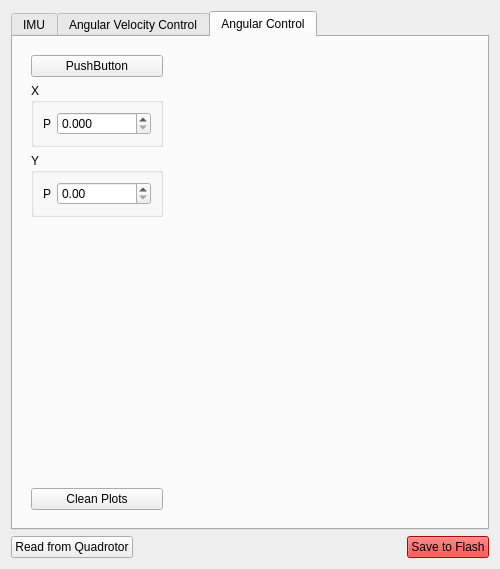
Old version of the form qDebug/configquadrotor.ui in the repository lcasassa/Quadrotor-UTFSM.
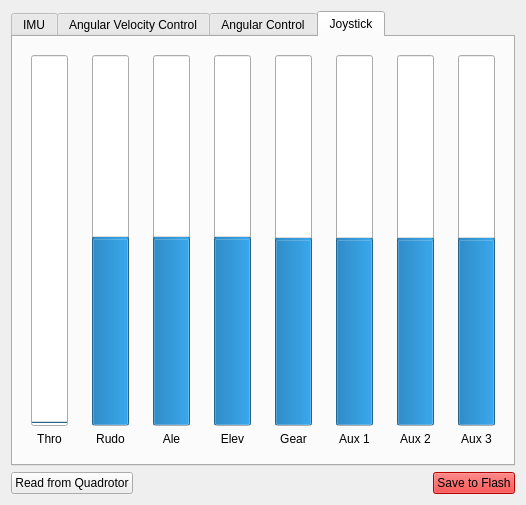
New version of the form. Custom widgets are drawn as their Qt base class.

```diff
--- a/qDebug/configquadrotor.ui
+++ b/qDebug/configquadrotor.ui
@@ -6,8 +6,8 @@
    <rect>
     <x>0</x>
     <y>0</y>
-    <width>496</width>
-    <height>569</height>
+    <width>522</width>
+    <height>505</height>
    </rect>
   </property>
   <property name="windowTitle">
@@ -29,7 +29,7 @@
       </size>
      </property>
      <property name="currentIndex">
-      <number>2</number>
+      <number>3</number>
      </property>
      <widget class="QWidget" name="imu">
       <attribute name="title">
@@ -701,6 +701,434 @@
        </item>
       </layout>
      </widget>
+     <widget class="QWidget" name="tab_2">
+      <attribute name="title">
+       <string>Joystick</string>
+      </attribute>
+      <layout class="QHBoxLayout" name="horizontalLayout_5">
+       <item>
+        <widget class="QWidget" name="widget_10" native="true">
+         <property name="minimumSize">
+          <size>
+           <width>55</width>
+           <height>0</height>
+          </size>
+         </property>
+         <layout class="QVBoxLayout" name="verticalLayout_8">
+          <item>
+           <widget class="QProgressBar" name="progressBar_thro">
+            <property name="sizePolicy">
+             <sizepolicy hsizetype="Expanding" vsizetype="Expanding">
+              <horstretch>0</horstretch>
+              <verstretch>0</verstretch>
+             </sizepolicy>
+            </property>
+            <property name="maximum">
+             <number>2400</number>
+            </property>
+            <property name="value">
+             <number>0</number>
+            </property>
+            <property name="orientation">
+             <enum>Qt::Vertical</enum>
+            </property>
+            <property name="invertedAppearance">
+             <bool>false</bool>
+            </property>
+            <property name="format">
+             <string>%v</string>
+            </property>
+           </widget>
+          </item>
+          <item>
+           <widget class="QLabel" name="label_6">
+            <property name="text">
+             <string>Thro</string>
+            </property>
+            <property name="alignment">
+             <set>Qt::AlignCenter</set>
+            </property>
+           </widget>
+          </item>
+         </layout>
+        </widget>
+       </item>
+       <item>
+        <widget class="QWidget" name="widget_12" native="true">
+         <property name="minimumSize">
+          <size>
+           <width>55</width>
+           <height>0</height>
+          </size>
+         </property>
+         <layout class="QVBoxLayout" name="verticalLayout_9">
+          <item>
+           <widget class="QProgressBar" name="progressBar_rudo">
+            <property name="sizePolicy">
+             <sizepolicy hsizetype="Expanding" vsizetype="Expanding">
+              <horstretch>0</horstretch>
+              <verstretch>0</verstretch>
+             </sizepolicy>
+            </property>
+            <property name="minimum">
+             <number>-1200</number>
+            </property>
+            <property name="maximum">
+             <number>1200</number>
+            </property>
+            <property name="value">
+             <number>0</number>
+            </property>
+            <property name="orientation">
+             <enum>Qt::Vertical</enum>
+            </property>
+            <property name="invertedAppearance">
+             <bool>false</bool>
+            </property>
+            <property name="textDirection">
+             <enum>QProgressBar::BottomToTop</enum>
+            </property>
+            <property name="format">
+             <string>%v</string>
+            </property>
+           </widget>
+          </item>
+          <item>
+           <widget class="QLabel" name="label_14">
+            <property name="text">
+             <string>Rudo</string>
+            </property>
+            <property name="alignment">
+             <set>Qt::AlignCenter</set>
+            </property>
+           </widget>
+          </item>
+         </layout>
+        </widget>
+       </item>
+       <item>
+        <widget class="QWidget" name="widget_13" native="true">
+         <property name="minimumSize">
+          <size>
+           <width>55</width>
+           <height>0</height>
+          </size>
+         </property>
+         <layout class="QVBoxLayout" name="verticalLayout_10">
+          <item>
+           <widget class="QProgressBar" name="progressBar_ale">
+            <property name="sizePolicy">
+             <sizepolicy hsizetype="Expanding" vsizetype="Expanding">
+              <horstretch>0</horstretch>
+              <verstretch>0</verstretch>
+             </sizepolicy>
+            </property>
+            <property name="minimumSize">
+             <size>
+              <width>0</width>
+              <height>0</height>
+             </size>
+            </property>
+            <property name="minimum">
+             <number>-1200</number>
+            </property>
+            <property name="maximum">
+             <number>1200</number>
+            </property>
+            <property name="value">
+             <number>0</number>
+            </property>
+            <property name="orientation">
+             <enum>Qt::Vertical</enum>
+            </property>
+            <property name="invertedAppearance">
+             <bool>false</bool>
+            </property>
+            <property name="textDirection">
+             <enum>QProgressBar::BottomToTop</enum>
+            </property>
+            <property name="format">
+             <string>%v</string>
+            </property>
+           </widget>
+          </item>
+          <item>
+           <widget class="QLabel" name="label_18">
+            <property name="text">
+             <string>Ale</string>
+            </property>
+            <property name="alignment">
+             <set>Qt::AlignCenter</set>
+            </property>
+           </widget>
+          </item>
+         </layout>
+        </widget>
+       </item>
+       <item>
+        <widget class="QWidget" name="widget_14" native="true">
+         <property name="minimumSize">
+          <size>
+           <width>55</width>
+           <height>0</height>
+          </size>
+         </property>
+         <layout class="QVBoxLayout" name="verticalLayout_11">
+          <item>
+           <widget class="QProgressBar" name="progressBar_elev">
+            <property name="sizePolicy">
+             <sizepolicy hsizetype="Expanding" vsizetype="Expanding">
+              <horstretch>0</horstretch>
+              <verstretch>0</verstretch>
+             </sizepolicy>
+            </property>
+            <property name="minimum">
+             <number>-1200</number>
+            </property>
+            <property name="maximum">
+             <number>1200</number>
+            </property>
+            <property name="value">
+             <number>0</number>
+            </property>
+            <property name="orientation">
+             <enum>Qt::Vertical</enum>
+            </property>
+            <property name="invertedAppearance">
+             <bool>false</bool>
+            </property>
+            <property name="format">
+             <string>%v</string>
+            </property>
+           </widget>
+          </item>
+          <item>
+           <widget class="QLabel" name="label_19">
+            <property name="text">
+             <string>Elev</string>
+            </property>
+            <property name="alignment">
+             <set>Qt::AlignCenter</set>
+            </property>
+           </widget>
+          </item>
+         </layout>
+        </widget>
+       </item>
+       <item>
+        <widget class="QWidget" name="widget_15" native="true">
+         <property name="minimumSize">
+          <size>
+           <width>55</width>
+           <height>0</height>
+          </size>
+         </property>
+         <layout class="QVBoxLayout" name="verticalLayout_12">
+          <item>
+           <widget class="QProgressBar" name="progressBar_gear">
+            <property name="sizePolicy">
+             <sizepolicy hsizetype="Expanding" vsizetype="Expanding">
+              <horstretch>0</horstretch>
+              <verstretch>0</verstretch>
+             </sizepolicy>
+            </property>
+            <property name="minimum">
+             <number>-1200</number>
+            </property>
+            <property name="maximum">
+             <number>1210</number>
+            </property>
+            <property name="value">
+             <number>0</number>
+            </property>
+            <property name="orientation">
+             <enum>Qt::Vertical</enum>
+            </property>
+            <property name="invertedAppearance">
+             <bool>false</bool>
+            </property>
+            <property name="format">
+             <string>%v</string>
+            </property>
+           </widget>
+          </item>
+          <item>
+           <widget class="QLabel" name="label_20">
+            <property name="text">
+             <string>Gear</string>
+            </property>
+            <property name="alignment">
+             <set>Qt::AlignCenter</set>
+            </property>
+           </widget>
+          </item>
+         </layout>
+        </widget>
+       </item>
+       <item>
+        <widget class="QWidget" name="widget_18" native="true">
+         <property name="minimumSize">
+          <size>
+           <width>55</width>
+           <height>0</height>
+          </size>
+         </property>
+         <layout class="QVBoxLayout" name="verticalLayout_15">
+          <item>
+           <widget class="QProgressBar" name="progressBar_aux1">
+            <property name="sizePolicy">
+             <sizepolicy hsizetype="Expanding" vsizetype="Expanding">
+              <horstretch>0</horstretch>
+              <verstretch>0</verstretch>
+             </sizepolicy>
+            </property>
+            <property name="minimumSize">
+             <size>
+              <width>0</width>
+              <height>0</height>
+             </size>
+            </property>
+            <property name="minimum">
+             <number>-1200</number>
+            </property>
+            <property name="maximum">
+             <number>1210</number>
+            </property>
+            <property name="value">
+             <number>0</number>
+            </property>
+            <property name="orientation">
+             <enum>Qt::Vertical</enum>
+            </property>
+            <property name="invertedAppearance">
+             <bool>false</bool>
+            </property>
+            <property name="format">
+             <string>%v</string>
+            </property>
+           </widget>
+          </item>
+          <item>
+           <widget class="QLabel" name="label_23">
+            <property name="text">
+             <string>Aux 1</string>
+            </property>
+            <property name="alignment">
+             <set>Qt::AlignCenter</set>
+            </property>
+           </widget>
+          </item>
+         </layout>
+        </widget>
+       </item>
+       <item>
+        <widget class="QWidget" name="widget_17" native="true">
+         <property name="minimumSize">
+          <size>
+           <width>55</width>
+           <height>0</height>
+          </size>
+         </property>
+         <layout class="QVBoxLayout" name="verticalLayout_14">
+          <item>
+           <widget class="QProgressBar" name="progressBar_aux2">
+            <property name="sizePolicy">
+             <sizepolicy hsizetype="Expanding" vsizetype="Expanding">
+              <horstretch>0</horstretch>
+              <verstretch>0</verstretch>
+             </sizepolicy>
+            </property>
+            <property name="minimumSize">
+             <size>
+              <width>0</width>
+              <height>0</height>
+             </size>
+            </property>
+            <property name="minimum">
+             <number>-1200</number>
+            </property>
+            <property name="maximum">
+             <number>1210</number>
+            </property>
+            <property name="value">
+             <number>0</number>
+            </property>
+            <property name="orientation">
+             <enum>Qt::Vertical</enum>
+            </property>
+            <property name="invertedAppearance">
+             <bool>false</bool>
+            </property>
+            <property name="format">
+             <string>%v</string>
+            </property>
+           </widget>
+          </item>
+          <item>
+           <widget class="QLabel" name="label_22">
+            <property name="text">
+             <string>Aux 2</string>
+            </property>
+            <property name="alignment">
+             <set>Qt::AlignCenter</set>
+            </property>
+           </widget>
+          </item>
+         </layout>
+        </widget>
+       </item>
+       <item>
+        <widget class="QWidget" name="widget_16" native="true">
+         <property name="minimumSize">
+          <size>
+           <width>55</width>
+           <height>0</height>
+          </size>
+         </property>
+         <layout class="QVBoxLayout" name="verticalLayout_13">
+          <item>
+           <widget class="QProgressBar" name="progressBar_aux3">
+            <property name="sizePolicy">
+             <sizepolicy hsizetype="Expanding" vsizetype="Expanding">
+              <horstretch>0</horstretch>
+              <verstretch>0</verstretch>
+             </sizepolicy>
+            </property>
+            <property name="minimum">
+             <number>-1200</number>
+            </property>
+            <property name="maximum">
+             <number>1210</number>
+            </property>
+            <property name="value">
+             <number>0</number>
+            </property>
+            <property name="orientation">
+             <enum>Qt::Vertical</enum>
+            </property>
+            <property name="invertedAppearance">
+             <bool>false</bool>
+            </property>
+            <property name="format">
+             <string>%v</string>
+            </property>
+           </widget>
+          </item>
+          <item>
+           <widget class="QLabel" name="label_21">
+            <property name="text">
+             <string>Aux 3</string>
+            </property>
+            <property name="alignment">
+             <set>Qt::AlignCenter</set>
+            </property>
+           </widget>
+          </item>
+         </layout>
+        </widget>
+       </item>
+      </layout>
+     </widget>
     </widget>
    </item>
    <item>
```
